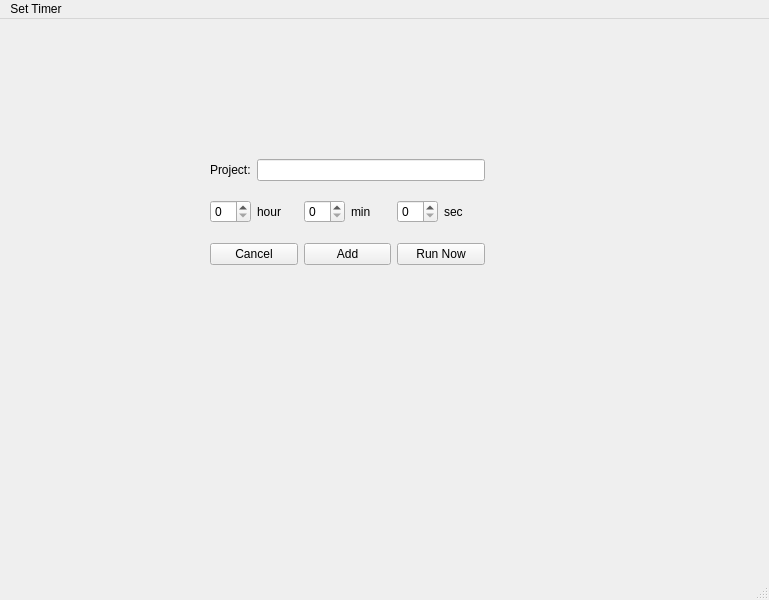
Old version of the form Src/mainWindow.ui in the repository kingold5/Timer.
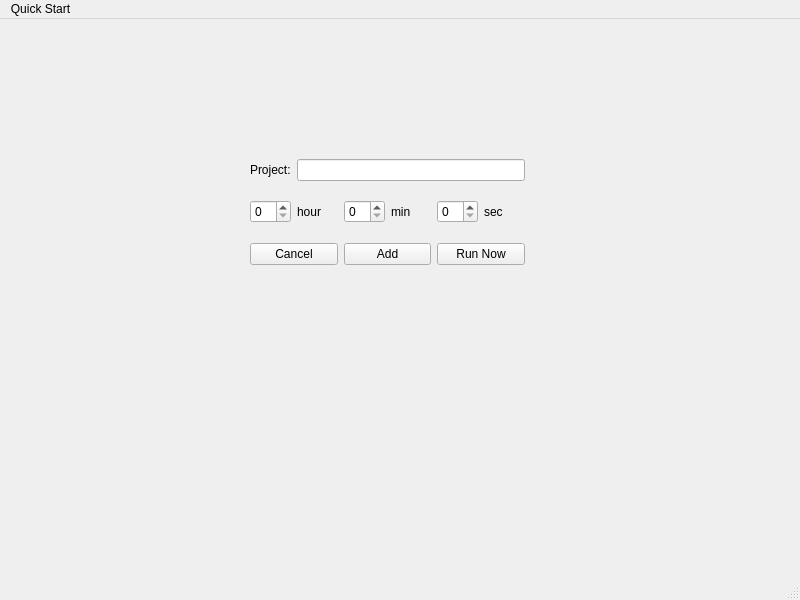
New version of the form.

Patch:
```diff
--- a/Src/mainWindow.ui
+++ b/Src/mainWindow.ui
@@ -6,7 +6,7 @@
    <rect>
     <x>0</x>
     <y>0</y>
-    <width>769</width>
+    <width>800</width>
     <height>600</height>
    </rect>
   </property>
@@ -17,7 +17,7 @@
    <widget class="QWidget" name="layoutWidget">
     <property name="geometry">
      <rect>
-      <x>210</x>
+      <x>250</x>
       <y>140</y>
       <width>275</width>
       <height>106</height>
@@ -135,16 +135,16 @@
     <rect>
      <x>0</x>
      <y>0</y>
-     <width>769</width>
+     <width>800</width>
      <height>24</height>
     </rect>
    </property>
-   <widget class="QMenu" name="menuSet_Timer">
+   <widget class="QMenu" name="menuQuickStart">
     <property name="title">
-     <string>Set Timer</string>
+     <string>Quick Start</string>
     </property>
    </widget>
-   <addaction name="menuSet_Timer"/>
+   <addaction name="menuQuickStart"/>
   </widget>
  </widget>
  <tabstops>
```
Left out of the diff: 9 changed lines with no effect on the pictures.
